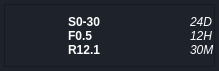
This is ressources/task.ui in FabriceDessolis/Cell-Stretcher-Control as Qt 5 draws it before an edit. The edited form follows.
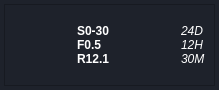
This is the edited form. Icons and pictures are not drawn.

Commit message: implemented task review tab

The edit to the form file:
```diff
--- a/ressources/task.ui
+++ b/ressources/task.ui
@@ -7,19 +7,19 @@
     <x>0</x>
     <y>0</y>
     <width>219</width>
-    <height>71</height>
+    <height>90</height>
    </rect>
   </property>
   <property name="minimumSize">
    <size>
     <width>219</width>
-    <height>60</height>
+    <height>71</height>
    </size>
   </property>
   <property name="maximumSize">
    <size>
-    <width>219</width>
-    <height>71</height>
+    <width>220</width>
+    <height>95</height>
    </size>
   </property>
   <property name="windowTitle">
@@ -66,16 +66,16 @@
        <number>0</number>
       </property>
       <property name="leftMargin">
-       <number>0</number>
+       <number>9</number>
       </property>
       <property name="topMargin">
-       <number>0</number>
+       <number>9</number>
       </property>
       <property name="rightMargin">
-       <number>0</number>
+       <number>9</number>
       </property>
       <property name="bottomMargin">
-       <number>0</number>
+       <number>9</number>
       </property>
       <item>
        <widget class="QLabel" name="label_1">
```
The commit also changes 7 other files.
